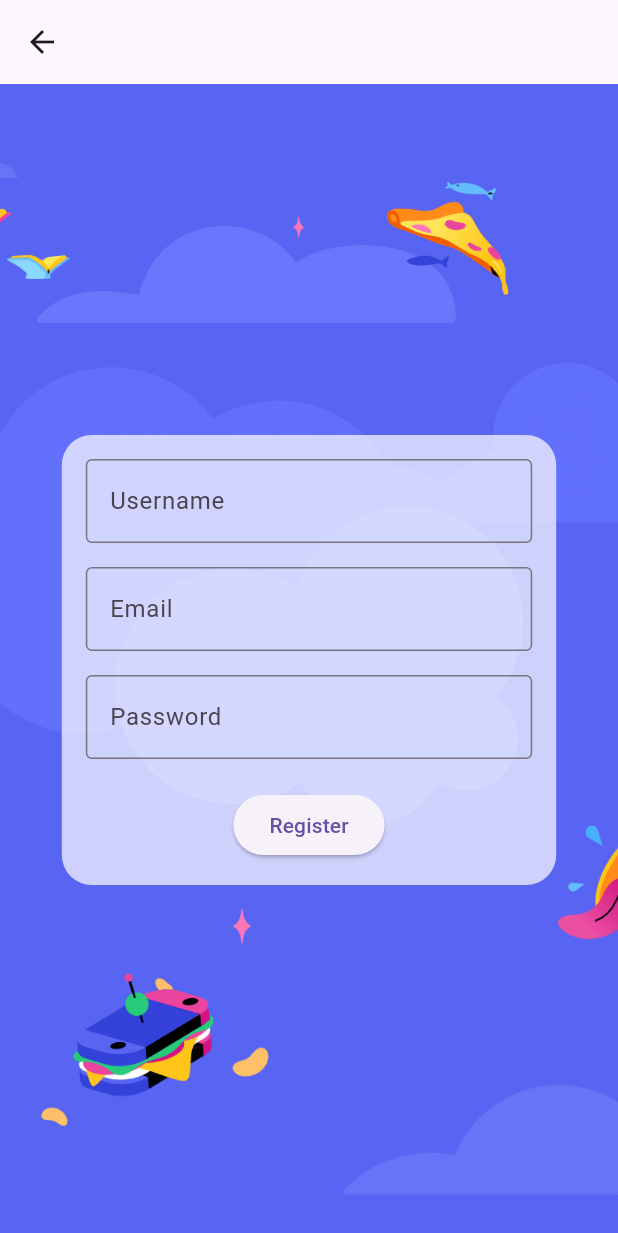
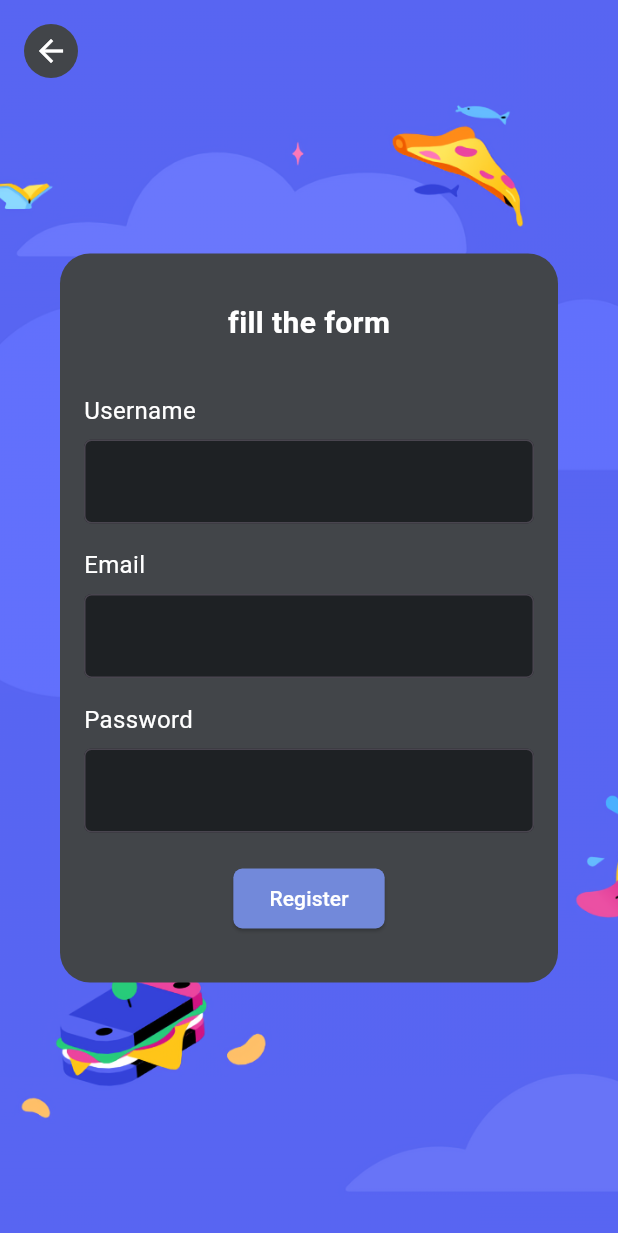
Before and after one commit to sillonjeu/Discord-Front, a Flutter app: the screen it shows after launch, after a tap on "Signup", on a phone screen of 412 x 824 dp. Shown: the top 1233 px of the screen. Run offline on Flutter 3.47's test engine with Material 3 defaults, Android fonts, the light colour scheme and no system bars.

Commit message:
feat: signup_screen.dart done

```diff
--- a/lib/screen/login_screen.dart
+++ b/lib/screen/login_screen.dart
@@ -158,6 +158,7 @@ class _LoginScreenState extends State<LoginScreen> {
                           fillColor: Palette.blackColor4, // 텍스트 필드 배경색
                           filled: true,
                         ),
+                        keyboardType: TextInputType.emailAddress,
                       ),
                       SizedBox(height: 16.0), // 간격 조절
                       Align(
--- a/lib/screen/signup_screen.dart
+++ b/lib/screen/signup_screen.dart
@@ -2,6 +2,7 @@ import 'package:flutter/material.dart';
 import 'package:http/http.dart' as http;
 import 'dart:convert';
 import 'package:discord_front/screen/emailverify_screen.dart';
+import 'package:discord_front/config/palette.dart';
 
 class SignupScreen extends StatefulWidget {
   @override
@@ -82,61 +83,151 @@ class _SignupScreenState extends State<SignupScreen> {
   @override
   Widget build(BuildContext context) {
     return Scaffold(
-      appBar: AppBar(
-        automaticallyImplyLeading: true, // 뒤로가기 버튼을 유지
       backgroundColor: Colors.transparent, // 배경색을 투명하게 설정
-        elevation: 0, // 그림자 제거
-      ),
-      body: Stack(
-        children: [
-          // 배경 이미지 설정
+      body: GestureDetector(
+        onTap: () {
+          // 다른 화면을 터치했을 때 키보드 닫기
+          FocusScope.of(context).unfocus();
+        },
+        child: Stack(
+          children: <Widget>[
+            // 배경 이미지
             Image.asset(
-            'asset/img/discord_signup_background.png', // 배경 이미지 경로 수정 필요
+              'asset/img/discord_signup_background.png',
               fit: BoxFit.cover,
               width: double.infinity,
               height: double.infinity,
             ),
-          // 네모 모양의 컨테이너
+            Align(
+              alignment: Alignment.topLeft,
+              child: Padding(
+                padding: const EdgeInsets.all(16.0),
+                child: InkWell(
+                  onTap: () {
+                    // 뒤로 가기 버튼 동작
+                    Navigator.pop(context);
+                  },
+                  child: Container(
+                    padding: EdgeInsets.all(6.0),
+                    decoration: BoxDecoration(
+                      color: Palette.blackColor1, // 파란색 배경
+                      shape: BoxShape.circle, // 원형 모양
+                    ),
+                    child: Icon(
+                      Icons.arrow_back,
+                      color: Colors.white, // 아이콘 색상
+                    ),
+                  ),
+                ),
+              ),
+            ),
+
             Center(
               child: Container(
-              width: MediaQuery.of(context).size.width * 0.8, // 화면 너비의 80%
-              padding: EdgeInsets.all(16.0),
+
+                margin: EdgeInsets.symmetric(vertical: 100.0, horizontal: 40.0),
+                padding: EdgeInsets.only(top: 32.0, bottom: 32.0, left: 16.0, right: 16.0),
                 decoration: BoxDecoration(
-                color: Colors.white.withOpacity(0.7), // 투명도 조절 가능
-                borderRadius: BorderRadius.circular(20.0), // 모서리 둥글기 설정
+                  color: Palette.blackColor1, // 투명도 조절 가능
+                  borderRadius: BorderRadius.circular(20.0), // 모서리 둥글게
                 ),
                 child: SingleChildScrollView(
                   child: Column(
+                    mainAxisAlignment: MainAxisAlignment.center,
                     children: <Widget>[
+                      Text(
+                        'fill the form', // 환영 메시지
+                        style: TextStyle(
+                          color: Colors.white,
+                          fontSize: 20.0,
+                          fontWeight: FontWeight.bold,
+                        ),
+                      ),
+                      SizedBox(height: 32.0),
+                      Align(
+                        alignment: Alignment.centerLeft,
+                        child: Text(
+                          'Username', // Email 텍스트
+                          style: TextStyle(
+                            color: Colors.white, // 텍스트 색상
+                            fontSize: 16.0, // 텍스트 크기
+                          ),
+                        ),
+                      ),
+                      SizedBox(height: 8.0), // 간격 조절
                       TextFormField(
                         controller: _usernameController,
+                        style: TextStyle(color: Colors.white), // 입력된 글자 색상 설정
                         decoration: InputDecoration(
-                        labelText: 'Username',
-                        border: OutlineInputBorder(),
+                          border: OutlineInputBorder(
+                            borderRadius: BorderRadius.circular(5.0), // 텍스트 필드의 모서리 둥글기
+                          ),
+                          fillColor: Palette.blackColor4, // 텍스트 필드 배경색
+                          filled: true,
                         ),
                       ),
                       SizedBox(height: 16.0),
+                      Align(
+                        alignment: Alignment.centerLeft,
+                        child: Text(
+                          'Email', // Password 텍스트
+                          style: TextStyle(
+                            color: Colors.white, // 텍스트 색상
+                            fontSize: 16.0, // 텍스트 크기
+                          ),
+                        ),
+                      ),
+                      SizedBox(height: 8.0), // 간격 조절
                       TextFormField(
                         controller: _emailController,
+                        style: TextStyle(color: Colors.white), // 입력된 글자 색상 설정
                         decoration: InputDecoration(
-                        labelText: 'Email',
-                        border: OutlineInputBorder(),
+                          border: OutlineInputBorder(
+                            borderRadius: BorderRadius.circular(5.0), // 텍스트 필드의 모서리 둥글기
+                          ),
+                          fillColor: Palette.blackColor4, // 텍스트 필드 배경색
+                          filled: true,
+
                         ),
                         keyboardType: TextInputType.emailAddress,
                       ),
                       SizedBox(height: 16.0),
+                      Align(
+                        alignment: Alignment.centerLeft,
+                        child: Text(
+                          'Password', // Password 텍스트
+                          style: TextStyle(
+                            color: Colors.white, // 텍스트 색상
+                            fontSize: 16.0, // 텍스트 크기
+                          ),
+                        ),
+                      ),
+                      SizedBox(height: 8.0), // 간격 조절
                       TextFormField(
                         controller: _passwordController,
+                        style: TextStyle(color: Colors.white), // 입력된 글자 색상 설정
                         obscureText: true,
                         decoration: InputDecoration(
-                        labelText: 'Password',
-                        border: OutlineInputBorder(),
+
+                          border: OutlineInputBorder(
+                            borderRadius: BorderRadius.circular(5.0), // 텍스트 필드의 모서리 둥글기
                           ),
+                          fillColor: Palette.blackColor4, // 텍스트 필드 배경색
+                          filled: true,
+
+                        ),
+
                       ),
                       SizedBox(height: 20.0),
                       ElevatedButton(
                         onPressed: _registerAccount,
-                      child: Text('Register'),
+                        child: Text('Register', style: TextStyle(color: Colors.white)), // 버튼 텍스트 색상 설정
+                        style: ElevatedButton.styleFrom(
+                          backgroundColor: Palette.btnColor, // 버튼 배경색
+                          shape: RoundedRectangleBorder(
+                            borderRadius: BorderRadius.circular(6.0), // 모서리 둥글기 설정
+                          ),
+                        ),
                       ),
                     ],
                   ),
@@ -144,6 +235,7 @@ class _SignupScreenState extends State<SignupScreen> {
               ),
             ),
           ],
+        ),
       ),
     );
   }
```
Lines whose indentation alone changed are shown as unchanged.
